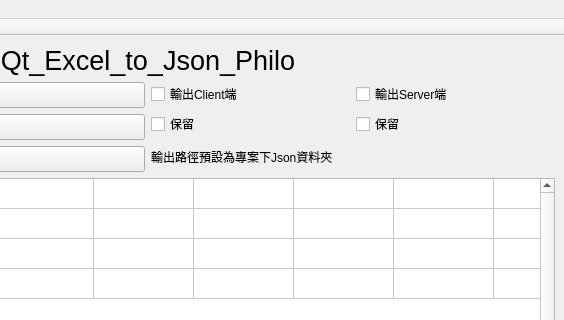
Old version of the form ExcelToJson/mainwindow.ui in the repository philo-wu/Philo_Game; both pictures show x 268 to 832 and y 0 to 320 of the 832 by 600 pixel window.
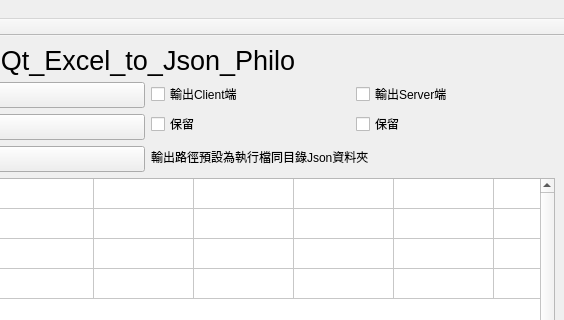
New version of the form.

Commit message: 修正輸出路徑文案

What changed in the file:
```diff
--- a/ExcelToJson/mainwindow.ui
+++ b/ExcelToJson/mainwindow.ui
@@ -117,7 +117,7 @@
         <item>
          <widget class="QLabel" name="label_out_folderPath">
           <property name="text">
-           <string>輸出路徑預設為專案下Json資料夾</string>
+           <string>輸出路徑預設為執行檔同目錄Json資料夾</string>
           </property>
          </widget>
         </item>
```
Left out of the diff: 2 changed lines with no effect on the pictures. The commit also changes 3 other files.
